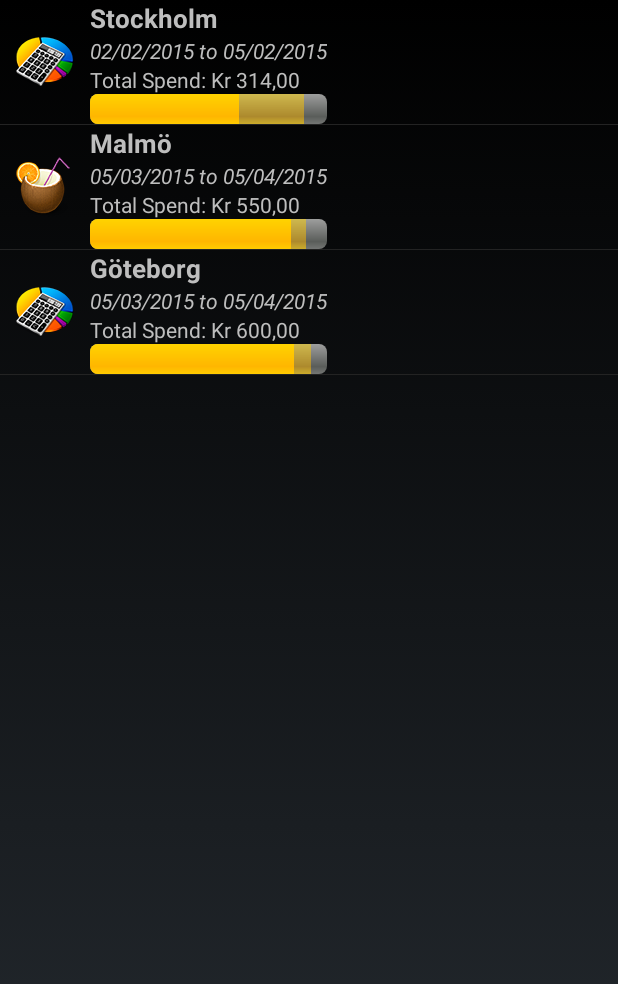
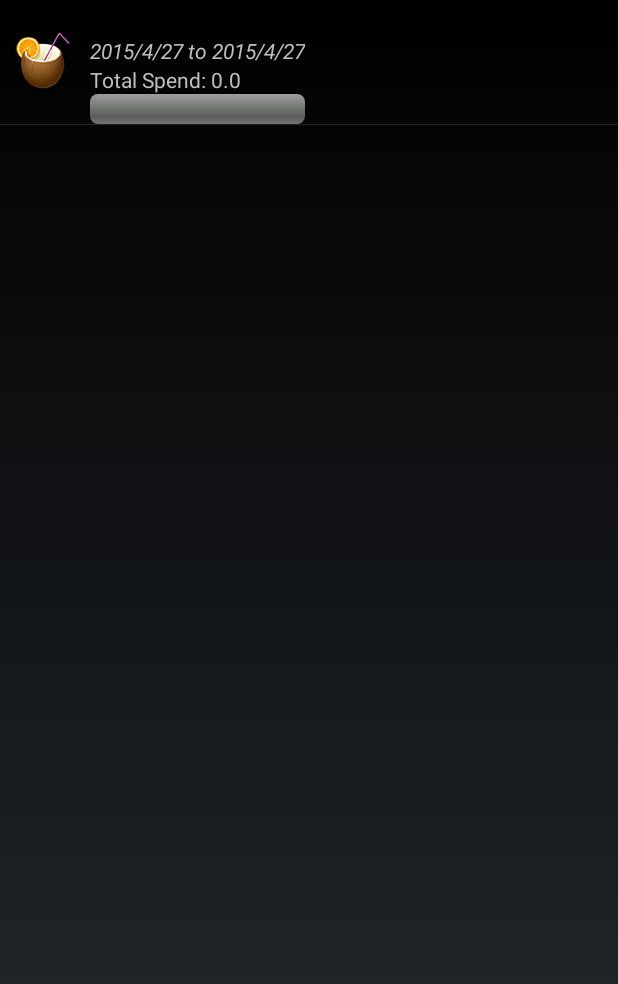
Before and after one commit to paulonova/FinalNiceTrip, an Android app: the TripListActivity screen opened directly, with no data from a screen before it, on a phone screen of 412 x 824 dp. Shown: the top 984 px of the screen. Run offline under Robolectric (Android 15) with nearby library versions, the phone set to English and light mode, and no system bars.

Commit message:
Changing 2015/04/27 Fixing the TripListActivity end of the day

```diff
--- a/app/src/main/java/se/finalwork/nicetrip/handle/TripListActivity.java
+++ b/app/src/main/java/se/finalwork/nicetrip/handle/TripListActivity.java
@@ -4,13 +4,20 @@ import android.app.AlertDialog;
 import android.app.ListActivity;
 import android.content.DialogInterface;
 import android.content.Intent;
+import android.content.SharedPreferences;
+import android.database.Cursor;
+import android.database.sqlite.SQLiteDatabase;
 import android.os.Bundle;
+import android.preference.PreferenceManager;
+import android.util.Log;
 import android.view.View;
 import android.widget.AdapterView;
 import android.widget.ProgressBar;
 import android.widget.SimpleAdapter;
 
+import java.text.SimpleDateFormat;
 import java.util.ArrayList;
+import java.util.Date;
 import java.util.HashMap;
 import java.util.List;
 import java.util.Map;
@@ -26,10 +33,26 @@ import java.util.Map;
         private AlertDialog alertDialog;
         private int selectedTrip;
 
+        public static final String LIMIT_VALUE = "limit_value";
+        private DatabaseHelper helper;
+        private SimpleDateFormat dateFormat;
+        private Double limitValue;
+
 
     @Override
     public void onCreate(Bundle savedInstanceState) {
         super.onCreate(savedInstanceState);
+
+        helper = new DatabaseHelper(this);
+        dateFormat = new SimpleDateFormat("yyyy/MM/dd");
+
+        // Instantiate database and retrieve the limit value of the budget..
+        SharedPreferences preferences = PreferenceManager.getDefaultSharedPreferences(this);
+        String value = preferences.getString(LIMIT_VALUE, "-1");
+        limitValue = Double.valueOf(value);
+
+
+
 
         String[] from = {"image", "destiny", "date", "total", "progressBar"};
         int[] to = {R.id.type_trip, R.id.destiny, R.id.date, R.id.total, R.id.progressBar};
@@ -50,33 +73,83 @@ import java.util.Map;
 
     private List <Map<String, Object>> listTrips(){
 
+        SQLiteDatabase db = helper.getReadableDatabase();
+        String sql = "SELECT _id, type_trip, destiny, arrive_date, exit_date, budget FROM trip";
+        Cursor cursor = db.rawQuery(sql, null);
+        cursor.moveToFirst();
         trips = new ArrayList<Map<String, Object>>();
 
+        for (int i = 0; i <cursor.getCount() ; i++) {
+
+
+
+            // Getting values from DB..
+            String id = cursor.getString(0);
+            int  typeTrip = cursor.getInt(1);
+            String destiny = cursor.getString(2);
+            String arrivalDate = cursor.getString(3);
+            String exitDate = cursor.getString(4);
+            double budget = cursor.getDouble(5);
+            Log.d("Database Info", "Info: " + id + " - " + typeTrip + " - " + destiny + " - " + arrivalDate + " - " + exitDate + " - " + budget);
+
             Map<String, Object> item = new HashMap<String, Object>();
+
+            if(typeTrip == Constants.TRIP_VACATIONS){
+                item.put("image", R.drawable.vacations);
+            }else{
                 item.put("image",R.drawable.business);
-        item.put("destiny","Stockholm");
-        item.put("date","02/02/2015 to 05/02/2015");
-        item.put("total","Total Spend: Kr 314,00");
-        item.put("progressBar", new Double[]{500.0, 450.0, 314.0});
+            }
+
+            item.put("id", id);
+            item.put("destiny",destiny);
+            item.put("date", arrivalDate + " to " + exitDate);
+
+            double totalSpend = calcTotalSpend(db, id);
+            item.put("total","Total Spend: "+ totalSpend);
+            Log.d("TOTAL_SPEND", "TOTAL: " + totalSpend);
+
+            double alert = budget * limitValue/ 100;
+            Double[] values = new Double[]{budget, alert, totalSpend};
+            item.put("progressBar", values);
             trips.add(item);
+            cursor.moveToNext();
 
-        item = new HashMap<String, Object>();
-        item.put("image",R.drawable.vacations);
-        item.put("destiny","Malmö");
-        item.put("date","05/03/2015 to 05/04/2015");
-        item.put("total","Total Spend: Kr 550,00");
-        item.put("progressBar", new Double[]{650.0, 590.0, 550.0});
-        trips.add(item);
 
-        item = new HashMap<String, Object>();
-        item.put("image",R.drawable.business);
-        item.put("destiny","Göteborg");
-        item.put("date","05/03/2015 to 05/04/2015");
-        item.put("total","Total Spend: Kr 600,00");
-        item.put("progressBar", new Double[]{700.0, 650.0, 600.0});
-        trips.add(item);
+        }
+
+//        Map<String, Object> item = new HashMap<String, Object>();
+//        item.put("image",R.drawable.business);
+//        item.put("destiny","Stockholm");
+//        item.put("date","02/02/2015 to 05/02/2015");
+//        item.put("total","Total Spend: Kr 314,00");
+//        item.put("progressBar", new Double[]{500.0, 450.0, 314.0});
+//        trips.add(item);
+//
+//        item = new HashMap<String, Object>();
+//        item.put("image",R.drawable.vacations);
+//        item.put("destiny","Malmö");
+//        item.put("date","05/03/2015 to 05/04/2015");
+//        item.put("total","Total Spend: Kr 550,00");
+//        item.put("progressBar", new Double[]{650.0, 590.0, 550.0});
+//        trips.add(item);
+//
+//        item = new HashMap<String, Object>();
+//        item.put("image",R.drawable.business);
+//        item.put("destiny","Göteborg");
+//        item.put("date","05/03/2015 to 05/04/2015");
+//        item.put("total","Total Spend: Kr 600,00");
+//        item.put("progressBar", new Double[]{700.0, 650.0, 600.0});
+//        trips.add(item);
 
         return trips;
+    }
+
+        private double calcTotalSpend(SQLiteDatabase db, String id) {
+            Cursor cursor = db.rawQuery("SELECT SUM(VALUE) FROM SPENDING WHERE TRIP_ID = ?", new String[]{ id });
+            cursor.moveToFirst();
+            double total = cursor.getDouble(0);
+            cursor.close();
+            return total;
         }
 
 
--- a/app/src/main/res/layout/spending.xml
+++ b/app/src/main/res/layout/spending.xml
@@ -104,6 +104,7 @@
                 android:layout_marginTop="35dp"
                 android:layout_gravity="center"
                 android:drawableLeft="@drawable/budget_icon"
+                android:onClick="saveSpending"
                 android:text="@string/spending" />
 
 
```
Also changed, not shown: app/src/main/java/se/finalwork/nicetrip/handle/Constants.java (added, +17 -0 lines), app/src/main/java/se/finalwork/nicetrip/handle/NewTripActivity.java (+48 -42 lines), app/src/main/java/se/finalwork/nicetrip/handle/SpendingActivity.java (+50 -15 lines). Lines whose indentation alone changed are shown as unchanged.
